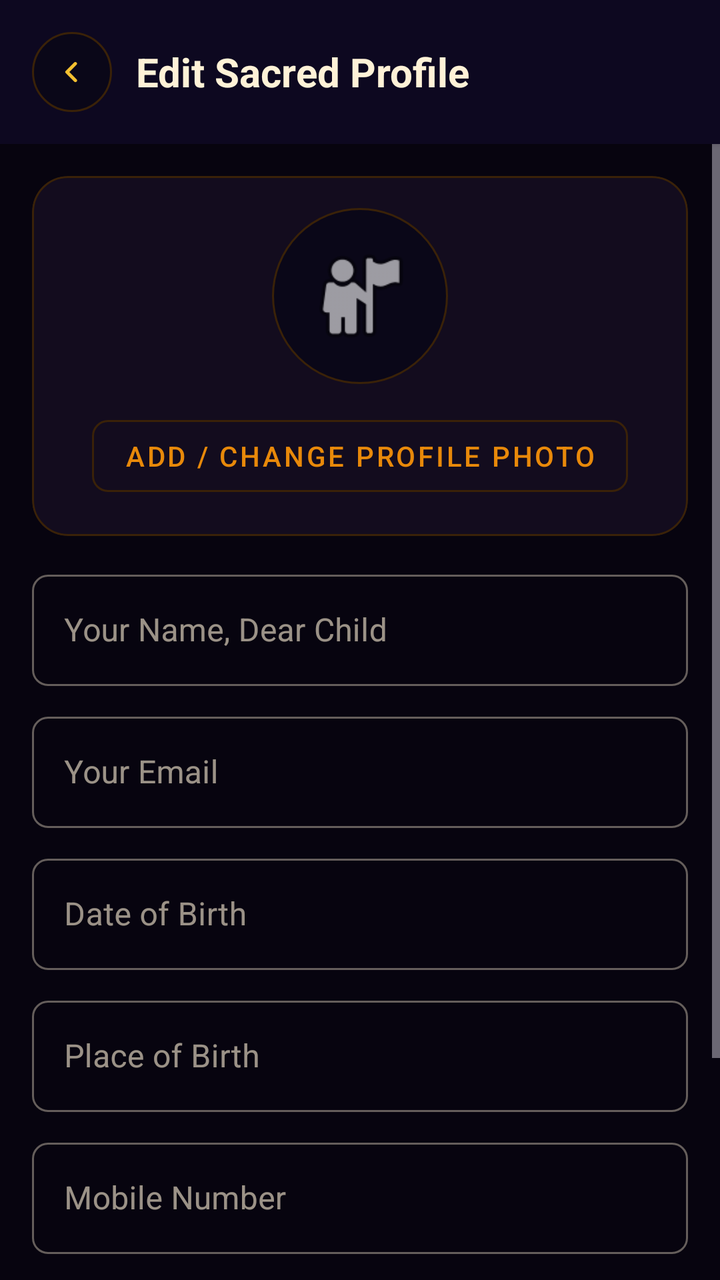
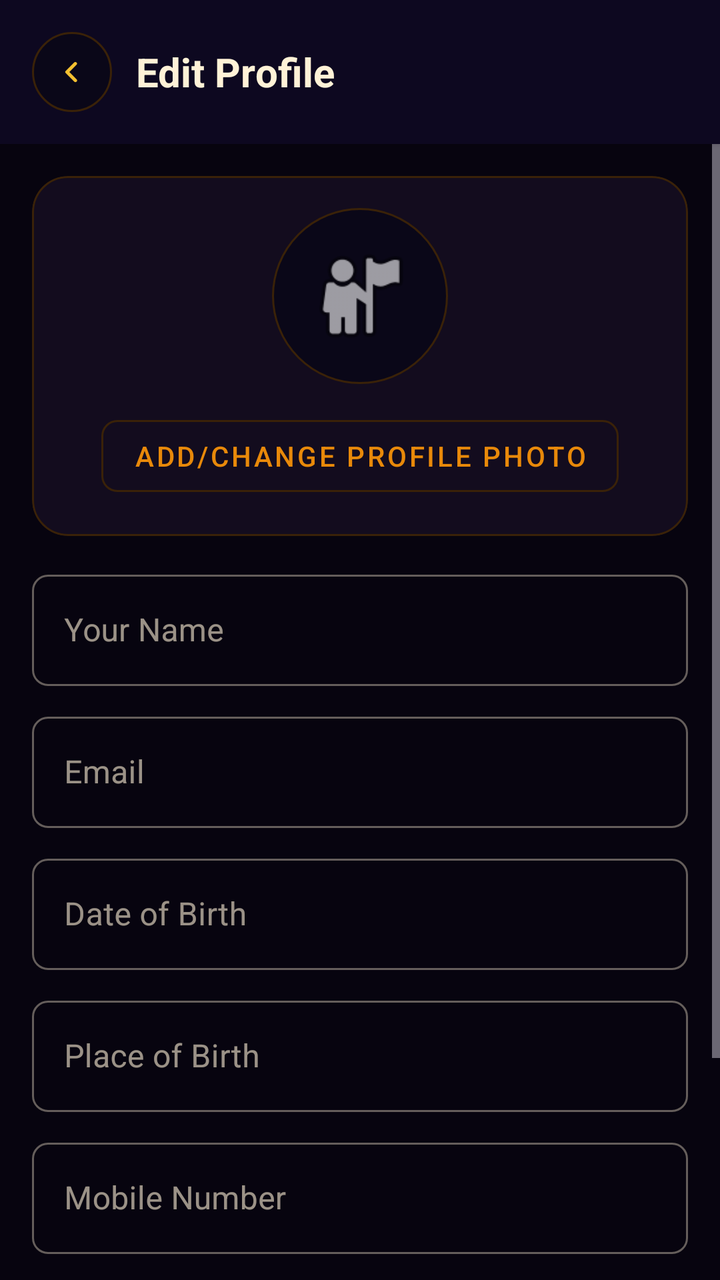

An Android layout rendered at two revisions. The XML below is the earlier revision; the diff shows what the commit changed to produce the second picture.
<!-- AndroidManifest.xml: application theme Theme.Astroapp -->
<!-- res/layout/activity_edit_profile.xml -->
<?xml version="1.0" encoding="utf-8"?>
<LinearLayout xmlns:android="http://schemas.android.com/apk/res/android"
    xmlns:app="http://schemas.android.com/apk/res-auto"
    android:layout_width="match_parent"
    android:layout_height="match_parent"
    android:orientation="vertical"
    android:background="@color/bg_warm">

    <LinearLayout
        android:layout_width="match_parent"
        android:layout_height="wrap_content"
        android:background="@color/surface"
        android:elevation="2dp"
        android:padding="16dp"
        android:orientation="horizontal"
        android:gravity="center_vertical">

        <ImageView
            android:id="@+id/btnBack"
            android:layout_width="40dp"
            android:layout_height="40dp"
            android:layout_marginEnd="12dp"
            android:background="@drawable/bg_topbar_icon"
            android:padding="10dp"
            android:scaleType="fitCenter"
            app:srcCompat="@drawable/ic_back_arrow"
            android:tint="@color/brand_gold"
            android:contentDescription="@string/cd_back_button" />

        <TextView
            android:layout_width="wrap_content"
            android:layout_height="wrap_content"
            android:text="@string/profile_edit_title"
            android:textSize="20sp"
            android:textStyle="bold"
            android:textColor="@color/text_dark" />
    </LinearLayout>

    <ScrollView
        android:layout_width="match_parent"
        android:layout_height="0dp"
        android:layout_weight="1">

        <LinearLayout
            android:layout_width="match_parent"
            android:layout_height="wrap_content"
            android:orientation="vertical"
            android:padding="16dp">

            <com.google.android.material.card.MaterialCardView
                android:layout_width="match_parent"
                android:layout_height="wrap_content"
                android:layout_marginBottom="14dp"
                app:cardCornerRadius="18dp"
                app:cardBackgroundColor="@color/glass_card"
                app:strokeColor="@color/glass_card_border"
                app:strokeWidth="1dp">

                <LinearLayout
                    android:layout_width="match_parent"
                    android:layout_height="wrap_content"
                    android:orientation="vertical"
                    android:gravity="center_horizontal"
                    android:padding="16dp">

                    <ImageView
                        android:id="@+id/ivProfilePhoto"
                        android:layout_width="88dp"
                        android:layout_height="88dp"
                        android:background="@drawable/bg_topbar_icon"
                        android:padding="16dp"
                        app:srcCompat="@android:drawable/ic_menu_myplaces"
                        android:scaleType="centerCrop"
                        android:contentDescription="@string/profile_photo" />

                    <com.google.android.material.button.MaterialButton
                        android:id="@+id/btnPickPhoto"
                        style="@style/Widget.MaterialComponents.Button.OutlinedButton"
                        android:layout_width="wrap_content"
                        android:layout_height="wrap_content"
                        android:layout_marginTop="12dp"
                        android:text="@string/profile_pick_photo"
                        app:strokeColor="@color/glass_card_border" />
                </LinearLayout>
            </com.google.android.material.card.MaterialCardView>

            <com.google.android.material.textfield.TextInputLayout
                android:layout_width="match_parent"
                android:layout_height="wrap_content"
                android:layout_marginBottom="10dp"
                android:hint="@string/auth_name_hint"
                style="@style/Widget.MaterialComponents.TextInputLayout.OutlinedBox">

                <com.google.android.material.textfield.TextInputEditText
                    android:id="@+id/etName"
                    android:layout_width="match_parent"
                    android:layout_height="wrap_content"
                    android:inputType="textPersonName" />
            </com.google.android.material.textfield.TextInputLayout>

            <com.google.android.material.textfield.TextInputLayout
                android:layout_width="match_parent"
                android:layout_height="wrap_content"
                android:layout_marginBottom="10dp"
                android:hint="@string/auth_email_hint"
                style="@style/Widget.MaterialComponents.TextInputLayout.OutlinedBox">

                <com.google.android.material.textfield.TextInputEditText
                    android:id="@+id/etEmail"
                    android:layout_width="match_parent"
                    android:layout_height="wrap_content"
                    android:inputType="textEmailAddress" />
            </com.google.android.material.textfield.TextInputLayout>

            <com.google.android.material.textfield.TextInputLayout
                android:layout_width="match_parent"
                android:layout_height="wrap_content"
                android:layout_marginBottom="10dp"
                android:hint="@string/profile_dob"
                style="@style/Widget.MaterialComponents.TextInputLayout.OutlinedBox">

                <com.google.android.material.textfield.TextInputEditText
                    android:id="@+id/etDob"
                    android:layout_width="match_parent"
                    android:layout_height="wrap_content"
                    android:focusable="false"
                    android:inputType="none" />
            </com.google.android.material.textfield.TextInputLayout>

            <com.google.android.material.textfield.TextInputLayout
                android:layout_width="match_parent"
                android:layout_height="wrap_content"
                android:layout_marginBottom="10dp"
                android:hint="@string/profile_birth_place"
                style="@style/Widget.MaterialComponents.TextInputLayout.OutlinedBox">

                <com.google.android.material.textfield.TextInputEditText
                    android:id="@+id/etBirthPlace"
                    android:layout_width="match_parent"
                    android:layout_height="wrap_content"
                    android:inputType="textCapWords" />
            </com.google.android.material.textfield.TextInputLayout>

            <com.google.android.material.textfield.TextInputLayout
                android:layout_width="match_parent"
                android:layout_height="wrap_content"
                android:layout_marginBottom="10dp"
                android:hint="@string/profile_mobile"
                style="@style/Widget.MaterialComponents.TextInputLayout.OutlinedBox">

                <com.google.android.material.textfield.TextInputEditText
                    android:id="@+id/etMobile"
                    android:layout_width="match_parent"
                    android:layout_height="wrap_content"
                    android:inputType="phone" />
            </com.google.android.material.textfield.TextInputLayout>

            <com.google.android.material.textfield.TextInputLayout
                android:layout_width="match_parent"
                android:layout_height="wrap_content"
                android:layout_marginBottom="16dp"
                android:hint="@string/profile_new_password"
                style="@style/Widget.MaterialComponents.TextInputLayout.OutlinedBox"
                app:passwordToggleEnabled="true">

                <com.google.android.material.textfield.TextInputEditText
                    android:id="@+id/etNewPassword"
                    android:layout_width="match_parent"
                    android:layout_height="wrap_content"
                    android:inputType="textPassword" />
            </com.google.android.material.textfield.TextInputLayout>

            <com.google.android.material.button.MaterialButton
                android:id="@+id/btnSave"
                android:layout_width="match_parent"
                android:layout_height="wrap_content"
                android:text="@string/profile_save_changes"
                android:backgroundTint="@color/primary" />
        </LinearLayout>
    </ScrollView>
</LinearLayout>
<!-- resources referenced by this layout -->
<resources>
  <color name="bg_warm">#07040F</color>
  <color name="brand_gold">#F5C030</color>
  <color name="glass_card">#130C1E</color>
  <color name="glass_card_border">#3A2208</color>
  <color name="primary">#E8890A</color>
  <color name="surface">#0D0820</color>
  <color name="text_dark">#FFF2D7</color>
  <!-- drawable bg_topbar_icon (drawable) -->
  <?xml version="1.0" encoding="utf-8"?>
  <shape xmlns:android="http://schemas.android.com/apk/res/android"
      android:shape="oval">
      <solid android:color="@color/surface_container_low" />
      <stroke
          android:width="1dp"
          android:color="@color/glass_card_border" />
  </shape>
  <!-- drawable ic_back_arrow (drawable) -->
  <?xml version="1.0" encoding="utf-8"?>
  <vector xmlns:android="http://schemas.android.com/apk/res/android"
      android:width="24dp"
      android:height="24dp"
      android:viewportWidth="24"
      android:viewportHeight="24">
      <path
          android:fillColor="#FFFFFFFF"
          android:pathData="M14.7,6.3a1,1 0,0 1,0 1.4L10.41,12l4.29,4.3a1,1 0,1 1,-1.41 1.4l-5,-5a1,1 0,0 1,0 -1.4l5,-5a1,1 0,0 1,1.41 0z" />
  </vector>
  <string name="auth_email_hint">Your Email</string>
  <string name="auth_name_hint">Your Name, Dear Child</string>
  <string name="cd_back_button">Return</string>
  <string name="profile_birth_place">Place of Birth</string>
  <string name="profile_dob">Date of Birth</string>
  <string name="profile_edit_title">Edit Sacred Profile</string>
  <string name="profile_mobile">Mobile Number</string>
  <string name="profile_new_password">New Password (optional)</string>
  <string name="profile_photo">Profile photo</string>
  <string name="profile_pick_photo">Add / Change Profile Photo</string>
  <string name="profile_save_changes">Save Changes</string>
  <color name="surface_container_low">#0A0718</color>
  <color name="primary_dark">#C9720A</color>
  <color name="on_primary">#FFF8E7</color>
  <color name="primary_container">#2E1804</color>
  <color name="on_primary_container">#FFD080</color>
  <color name="secondary">#F5C030</color>
  <color name="on_secondary">#1A1200</color>
  <color name="secondary_container">#3A2A00</color>
  <color name="on_secondary_container">#FFE580</color>
  <color name="tertiary">#F5C030</color>
  <color name="on_tertiary">#1A1200</color>
  <color name="tertiary_container">#3A2A00</color>
  <color name="on_tertiary_container">#FFE580</color>
  <color name="error">#FF4D4D</color>
  <color name="on_error">#FFFFFF</color>
  <color name="error_container">#93000A</color>
  <color name="on_error_container">#FFDAD6</color>
  <color name="on_surface">#FFF2D7</color>
  <color name="surface_variant">#150E22</color>
  <color name="on_surface_variant">#FFD296</color>
  <color name="outline">#3A2208</color>
  <style name="ShapeAppearance.Astro.SmallComponent" parent="ShapeAppearance.Material3.SmallComponent">
          <item name="cornerSize">@dimen/radius_sm</item>
      </style>
  <style name="ShapeAppearance.Astro.MediumComponent" parent="ShapeAppearance.Material3.MediumComponent">
          <item name="cornerSize">@dimen/radius_md</item>
      </style>
  <style name="ShapeAppearance.Astro.LargeComponent" parent="ShapeAppearance.Material3.LargeComponent">
          <item name="cornerSize">@dimen/radius_lg</item>
      </style>
  <dimen name="radius_sm">8dp</dimen>
  <dimen name="radius_md">12dp</dimen>
  <dimen name="radius_lg">16dp</dimen>
  <!-- unchanged entries left out for length: 1 -->
</resources>

<!-- the commit's change to res/layout/activity_edit_profile.xml (unified diff, before → after) -->
@@ -24,7 +24,7 @@
             android:padding="10dp"
             android:scaleType="fitCenter"
             app:srcCompat="@drawable/ic_back_arrow"
-            android:tint="@color/brand_gold"
+            app:tint="@color/brand_gold"
             android:contentDescription="@string/cd_back_button" />
 
         <TextView
<!-- resource entries referenced after the edit -->
@@ -27,16 +27,16 @@
           android:fillColor="#FFFFFFFF"
           android:pathData="M14.7,6.3a1,1 0,0 1,0 1.4L10.41,12l4.29,4.3a1,1 0,1 1,-1.41 1.4l-5,-5a1,1 0,0 1,0 -1.4l5,-5a1,1 0,0 1,1.41 0z" />
   </vector>
-  <string name="auth_email_hint">Your Email</string>
-  <string name="auth_name_hint">Your Name, Dear Child</string>
-  <string name="cd_back_button">Return</string>
+  <string name="auth_email_hint">Email</string>
+  <string name="auth_name_hint">Your Name</string>
+  <string name="cd_back_button">Go back</string>
   <string name="profile_birth_place">Place of Birth</string>
   <string name="profile_dob">Date of Birth</string>
-  <string name="profile_edit_title">Edit Sacred Profile</string>
+  <string name="profile_edit_title">Edit Profile</string>
   <string name="profile_mobile">Mobile Number</string>
   <string name="profile_new_password">New Password (optional)</string>
   <string name="profile_photo">Profile photo</string>
-  <string name="profile_pick_photo">Add / Change Profile Photo</string>
+  <string name="profile_pick_photo">Add/Change Profile Photo</string>
   <string name="profile_save_changes">Save Changes</string>
   <color name="surface_container_low">#0A0718</color>
   <color name="primary_dark">#C9720A</color>
